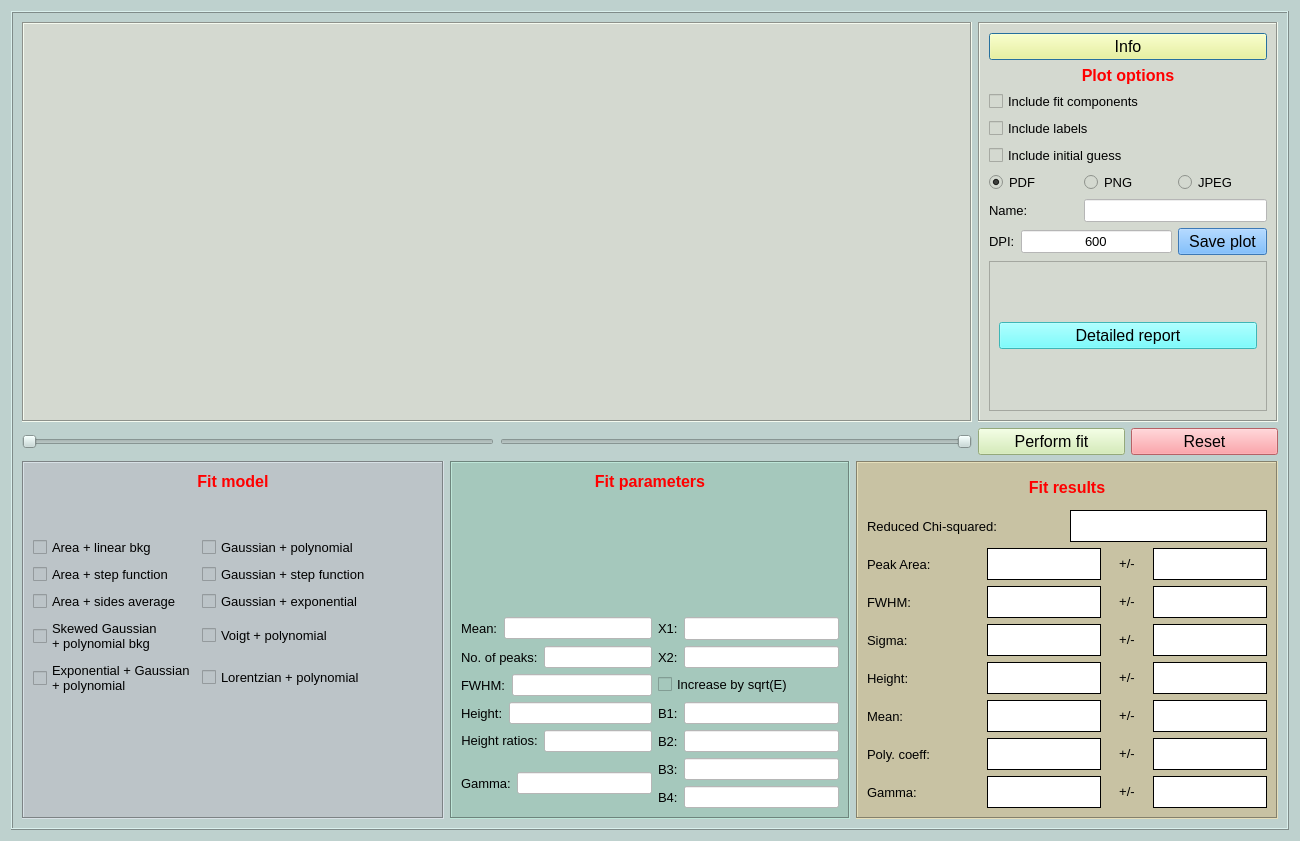
First picture: the form in nasagamma/win_adv_fit.ui, repository mauricioAyllon/NASA-gamma, before the edit.
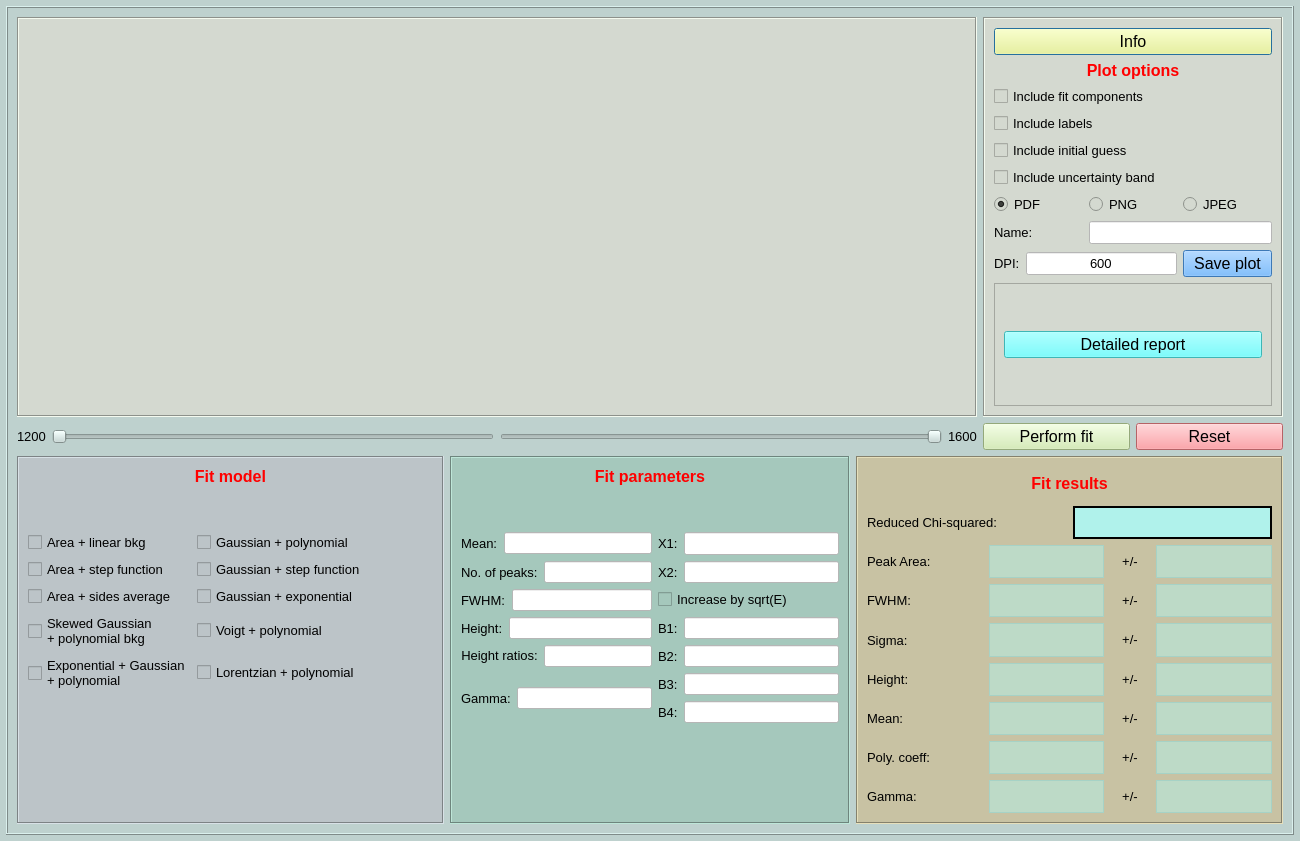
Second picture: the form after the edit. Custom widgets are drawn as their Qt base class.

Commit message: Enlarged margins and made some cosmetic changes

The edit to the form file:
```diff
--- a/nasagamma/win_adv_fit.ui
+++ b/nasagamma/win_adv_fit.ui
@@ -23,6 +23,18 @@
    <string notr="true">background-color: rgb(190, 209, 206);</string>
   </property>
   <layout class="QGridLayout" name="gridLayout">
+   <property name="leftMargin">
+    <number>6</number>
+   </property>
+   <property name="topMargin">
+    <number>6</number>
+   </property>
+   <property name="rightMargin">
+    <number>6</number>
+   </property>
+   <property name="bottomMargin">
+    <number>6</number>
+   </property>
    <item row="0" column="0" colspan="2">
     <widget class="QFrame" name="frame">
      <property name="frameShape">
@@ -50,6 +62,18 @@
          <enum>QFrame::Sunken</enum>
         </property>
         <layout class="QGridLayout" name="gridLayout_2">
+         <property name="leftMargin">
+          <number>0</number>
+         </property>
+         <property name="topMargin">
+          <number>0</number>
+         </property>
+         <property name="rightMargin">
+          <number>0</number>
+         </property>
+         <property name="bottomMargin">
+          <number>0</number>
+         </property>
          <item row="0" column="0">
           <widget class="MplWidget" name="plot_adv_fit" native="true">
            <property name="minimumSize">
@@ -168,6 +192,18 @@
              </property>
             </widget>
            </item>
+           <item>
+            <widget class="QCheckBox" name="checkBox">
+             <property name="font">
+              <font>
+               <pointsize>10</pointsize>
+              </font>
+             </property>
+             <property name="text">
+              <string>Include uncertainty band</string>
+             </property>
+            </widget>
+           </item>
            <item>
             <layout class="QGridLayout" name="gridLayout_10">
              <item row="2" column="2">
@@ -324,14 +360,7 @@
         <property name="sizeConstraint">
          <enum>QLayout::SetMaximumSize</enum>
         </property>
-        <item row="0" column="0">
-         <widget class="QSlider" name="horizontalSlider">
-          <property name="orientation">
-           <enum>Qt::Horizontal</enum>
-          </property>
-         </widget>
-        </item>
-        <item row="0" column="1">
+        <item row="0" column="4">
          <widget class="QSlider" name="horizontalSlider_2">
           <property name="font">
            <font>
@@ -355,6 +384,37 @@
           </property>
          </widget>
         </item>
+        <item row="0" column="0">
+         <widget class="QLabel" name="label_18">
+          <property name="font">
+           <font>
+            <pointsize>10</pointsize>
+           </font>
+          </property>
+          <property name="text">
+           <string>1200</string>
+          </property>
+         </widget>
+        </item>
+        <item row="0" column="1">
+         <widget class="QSlider" name="horizontalSlider">
+          <property name="orientation">
+           <enum>Qt::Horizontal</enum>
+          </property>
+         </widget>
+        </item>
+        <item row="0" column="5">
+         <widget class="QLabel" name="label_20">
+          <property name="font">
+           <font>
+            <pointsize>10</pointsize>
+           </font>
+          </property>
+          <property name="text">
+           <string>1600</string>
+          </property>
+         </widget>
+        </item>
        </layout>
       </item>
       <item row="1" column="1">
@@ -666,10 +726,13 @@
                   </font>
                  </property>
                  <property name="styleSheet">
-                  <string notr="true">background-color: rgb(255, 255, 255);</string>
+                  <string notr="true">background-color: rgba(170, 255, 255, 200);</string>
                  </property>
                  <property name="frameShape">
-                  <enum>QFrame::Box</enum>
+                  <enum>QFrame::WinPanel</enum>
+                 </property>
+                 <property name="frameShadow">
+                  <enum>QFrame::Plain</enum>
                  </property>
                  <property name="text">
                   <string/>
@@ -700,10 +763,10 @@
                   </font>
                  </property>
                  <property name="styleSheet">
-                  <string notr="true">background-color: rgb(255, 255, 255);</string>
+                  <string notr="true">background-color: rgba(170, 255, 255, 100);</string>
                  </property>
                  <property name="frameShape">
-                  <enum>QFrame::Box</enum>
+                  <enum>QFrame::StyledPanel</enum>
                  </property>
                  <property name="text">
                   <string/>
@@ -742,10 +805,10 @@
                   </font>
                  </property>
                  <property name="styleSheet">
-                  <string notr="true">background-color: rgb(255, 255, 255);</string>
+                  <string notr="true">background-color: rgba(170, 255, 255, 100);</string>
                  </property>
                  <property name="frameShape">
-                  <enum>QFrame::Box</enum>
+                  <enum>QFrame::StyledPanel</enum>
                  </property>
                  <property name="text">
                   <string/>
@@ -776,10 +839,10 @@
                   </font>
                  </property>
                  <property name="styleSheet">
-                  <string notr="true">background-color: rgb(255, 255, 255);</string>
+                  <string notr="true">background-color: rgba(170, 255, 255, 100);</string>
                  </property>
                  <property name="frameShape">
-                  <enum>QFrame::Box</enum>
+                  <enum>QFrame::StyledPanel</enum>
                  </property>
                  <property name="text">
                   <string/>
@@ -818,10 +881,10 @@
                   </font>
                  </property>
                  <property name="styleSheet">
-                  <string notr="true">background-color: rgb(255, 255, 255);</string>
+                  <string notr="true">background-color: rgba(170, 255, 255, 100);</string>
                  </property>
                  <property name="frameShape">
-                  <enum>QFrame::Box</enum>
+                  <enum>QFrame::StyledPanel</enum>
                  </property>
                  <property name="text">
                   <string/>
@@ -852,10 +915,10 @@
                   </font>
                  </property>
                  <property name="styleSheet">
-                  <string notr="true">background-color: rgb(255, 255, 255);</string>
+                  <string notr="true">background-color: rgba(170, 255, 255, 100);</string>
                  </property>
                  <property name="frameShape">
-                  <enum>QFrame::Box</enum>
+                  <enum>QFrame::StyledPanel</enum>
                  </property>
                  <property name="text">
                   <string/>
@@ -894,10 +957,10 @@
                   </font>
                  </property>
                  <property name="styleSheet">
-                  <string notr="true">background-color: rgb(255, 255, 255);</string>
+                  <string notr="true">background-color: rgba(170, 255, 255, 100);</string>
                  </property>
                  <property name="frameShape">
-                  <enum>QFrame::Box</enum>
+                  <enum>QFrame::StyledPanel</enum>
                  </property>
                  <property name="text">
                   <string/>
@@ -928,10 +991,10 @@
                   </font>
                  </property>
                  <property name="styleSheet">
-                  <string notr="true">background-color: rgb(255, 255, 255);</string>
+                  <string notr="true">background-color: rgba(170, 255, 255, 100);</string>
                  </property>
                  <property name="frameShape">
-                  <enum>QFrame::Box</enum>
+                  <enum>QFrame::StyledPanel</enum>
                  </property>
                  <property name="text">
                   <string/>
@@ -970,10 +1033,10 @@
                   </font>
                  </property>
                  <property name="styleSheet">
-                  <string notr="true">background-color: rgb(255, 255, 255);</string>
+                  <string notr="true">background-color: rgba(170, 255, 255, 100);</string>
                  </property>
                  <property name="frameShape">
-                  <enum>QFrame::Box</enum>
+                  <enum>QFrame::StyledPanel</enum>
                  </property>
                  <property name="text">
                   <string/>
@@ -1004,10 +1067,10 @@
                   </font>
                  </property>
                  <property name="styleSheet">
-                  <string notr="true">background-color: rgb(255, 255, 255);</string>
+                  <string notr="true">background-color: rgba(170, 255, 255, 100);</string>
                  </property>
                  <property name="frameShape">
-                  <enum>QFrame::Box</enum>
+                  <enum>QFrame::StyledPanel</enum>
                  </property>
                  <property name="text">
                   <string/>
@@ -1046,10 +1109,10 @@
                   </font>
                  </property>
                  <property name="styleSheet">
-                  <string notr="true">background-color: rgb(255, 255, 255);</string>
+                  <string notr="true">background-color: rgba(170, 255, 255, 100);</string>
                  </property>
                  <property name="frameShape">
-                  <enum>QFrame::Box</enum>
+                  <enum>QFrame::StyledPanel</enum>
                  </property>
                  <property name="text">
                   <string/>
@@ -1080,10 +1143,10 @@
                   </font>
                  </property>
                  <property name="styleSheet">
-                  <string notr="true">background-color: rgb(255, 255, 255);</string>
+                  <string notr="true">background-color: rgba(170, 255, 255, 100);</string>
                  </property>
                  <property name="frameShape">
-                  <enum>QFrame::Box</enum>
+                  <enum>QFrame::StyledPanel</enum>
                  </property>
                  <property name="text">
                   <string/>
@@ -1122,10 +1185,10 @@
                   </font>
                  </property>
                  <property name="styleSheet">
-                  <string notr="true">background-color: rgb(255, 255, 255);</string>
+                  <string notr="true">background-color: rgba(170, 255, 255, 100);</string>
                  </property>
                  <property name="frameShape">
-                  <enum>QFrame::Box</enum>
+                  <enum>QFrame::StyledPanel</enum>
                  </property>
                  <property name="text">
                   <string/>
@@ -1156,10 +1219,10 @@
                   </font>
                  </property>
                  <property name="styleSheet">
-                  <string notr="true">background-color: rgb(255, 255, 255);</string>
+                  <string notr="true">background-color: rgba(170, 255, 255, 100);</string>
                  </property>
                  <property name="frameShape">
-                  <enum>QFrame::Box</enum>
+                  <enum>QFrame::StyledPanel</enum>
                  </property>
                  <property name="text">
                   <string/>
@@ -1198,10 +1261,10 @@
                   </font>
                  </property>
                  <property name="styleSheet">
-                  <string notr="true">background-color: rgb(255, 255, 255);</string>
+                  <string notr="true">background-color: rgba(170, 255, 255, 100);</string>
                  </property>
                  <property name="frameShape">
-                  <enum>QFrame::Box</enum>
+                  <enum>QFrame::StyledPanel</enum>
                  </property>
                  <property name="text">
                   <string/>
@@ -1572,6 +1635,19 @@
              </item>
             </layout>
            </item>
+           <item row="1" column="0">
+            <spacer name="verticalSpacer_3">
+             <property name="orientation">
+              <enum>Qt::Vertical</enum>
+             </property>
+             <property name="sizeHint" stdset="0">
+              <size>
+               <width>20</width>
+               <height>40</height>
+              </size>
+             </property>
+            </spacer>
+           </item>
           </layout>
          </widget>
         </item>
```
The commit also changes 1 other file.
